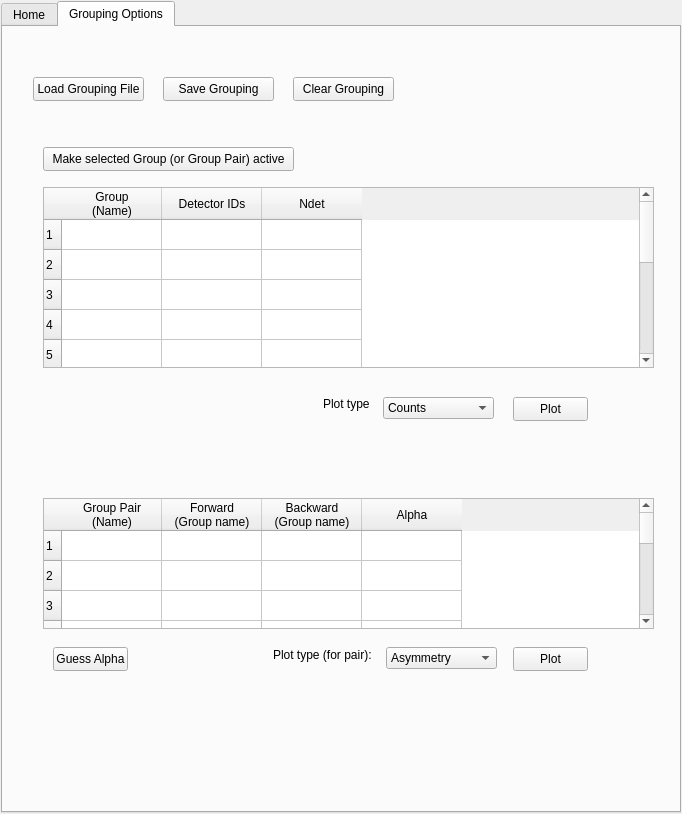
Qt form Code/qtiplot/MantidQt/CustomInterfaces/inc/MuonAnalysis.ui (mantidproject/mantid) before a commit.
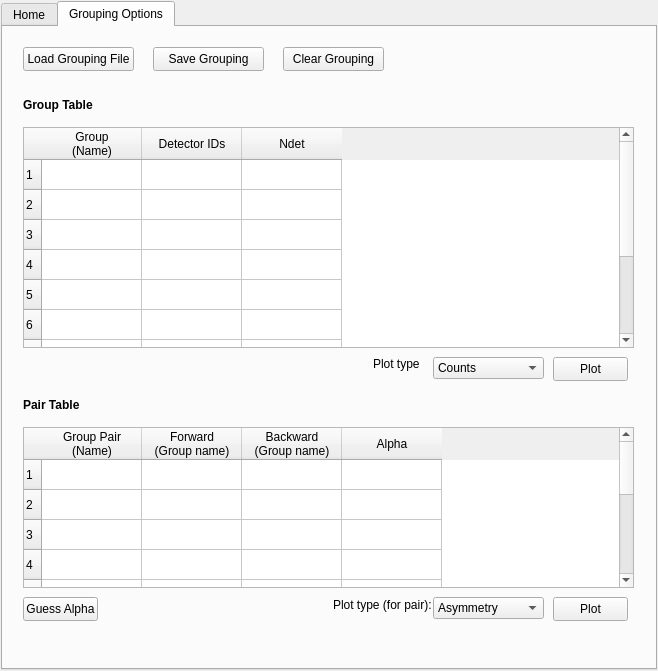
The same form after that commit. The open tabs and pages were chosen to show the change. Custom widgets are drawn as their Qt base class.

```diff
--- a/Code/qtiplot/MantidQt/CustomInterfaces/inc/MuonAnalysis.ui
+++ b/Code/qtiplot/MantidQt/CustomInterfaces/inc/MuonAnalysis.ui
@@ -5,8 +5,8 @@
    <rect>
     <x>0</x>
     <y>0</y>
-    <width>682</width>
-    <height>814</height>
+    <width>658</width>
+    <height>671</height>
    </rect>
   </property>
   <property name="windowTitle" >
@@ -444,8 +444,8 @@
       <widget class="QPushButton" name="loadGroupButton" >
        <property name="geometry" >
         <rect>
-         <x>30</x>
-         <y>50</y>
+         <x>20</x>
+         <y>20</y>
          <width>111</width>
          <height>24</height>
         </rect>
@@ -457,8 +457,8 @@
       <widget class="QPushButton" name="saveGroupButton" >
        <property name="geometry" >
         <rect>
-         <x>160</x>
-         <y>50</y>
+         <x>150</x>
+         <y>20</y>
          <width>111</width>
          <height>24</height>
         </rect>
@@ -470,10 +470,10 @@
       <widget class="QTableWidget" name="pairTable" >
        <property name="geometry" >
         <rect>
-         <x>40</x>
-         <y>471</y>
+         <x>20</x>
+         <y>400</y>
          <width>611</width>
-         <height>131</height>
+         <height>161</height>
         </rect>
        </property>
        <property name="rowCount" >
@@ -513,24 +513,11 @@
         </property>
        </column>
       </widget>
-      <widget class="QPushButton" name="selectGroupButton" >
-       <property name="geometry" >
-        <rect>
-         <x>40</x>
-         <y>120</y>
-         <width>251</width>
-         <height>24</height>
-        </rect>
-       </property>
-       <property name="text" >
-        <string>Make selected Group (or Group Pair) active</string>
-       </property>
-      </widget>
       <widget class="QPushButton" name="clearGroupingButton" >
        <property name="geometry" >
         <rect>
-         <x>290</x>
-         <y>50</y>
+         <x>280</x>
+         <y>20</y>
          <width>101</width>
          <height>24</height>
         </rect>
@@ -542,8 +529,8 @@
       <widget class="QLabel" name="label_5" >
        <property name="geometry" >
         <rect>
-         <x>320</x>
-         <y>370</y>
+         <x>370</x>
+         <y>330</y>
          <width>46</width>
          <height>14</height>
         </rect>
@@ -555,8 +542,8 @@
       <widget class="QLabel" name="label_6" >
        <property name="geometry" >
         <rect>
-         <x>270</x>
-         <y>620</y>
+         <x>330</x>
+         <y>570</y>
          <width>101</width>
          <height>16</height>
         </rect>
@@ -568,8 +555,8 @@
       <widget class="QPushButton" name="groupTablePlotButton" >
        <property name="geometry" >
         <rect>
-         <x>510</x>
-         <y>370</y>
+         <x>550</x>
+         <y>330</y>
          <width>75</width>
          <height>24</height>
         </rect>
@@ -581,8 +568,8 @@
       <widget class="QPushButton" name="pairTablePlotButton" >
        <property name="geometry" >
         <rect>
-         <x>510</x>
-         <y>620</y>
+         <x>550</x>
+         <y>570</y>
          <width>75</width>
          <height>24</height>
         </rect>
@@ -594,8 +581,8 @@
       <widget class="QPushButton" name="pushButton_11" >
        <property name="geometry" >
         <rect>
-         <x>50</x>
-         <y>620</y>
+         <x>20</x>
+         <y>570</y>
          <width>75</width>
          <height>24</height>
         </rect>
@@ -607,8 +594,8 @@
       <widget class="QComboBox" name="groupTablePlotChoice" >
        <property name="geometry" >
         <rect>
-         <x>380</x>
-         <y>370</y>
+         <x>430</x>
+         <y>330</y>
          <width>111</width>
          <height>22</height>
         </rect>
@@ -632,8 +619,8 @@
       <widget class="QComboBox" name="comboBox_4" >
        <property name="geometry" >
         <rect>
-         <x>383</x>
-         <y>620</y>
+         <x>430</x>
+         <y>570</y>
          <width>111</width>
          <height>22</height>
         </rect>
@@ -647,10 +634,10 @@
       <widget class="QTableWidget" name="groupTable" >
        <property name="geometry" >
         <rect>
-         <x>40</x>
-         <y>160</y>
+         <x>20</x>
+         <y>100</y>
          <width>611</width>
-         <height>181</height>
+         <height>221</height>
         </rect>
        </property>
        <property name="rowCount" >
@@ -686,6 +673,44 @@
         </property>
        </column>
       </widget>
+      <widget class="QLabel" name="label_7" >
+       <property name="geometry" >
+        <rect>
+         <x>20</x>
+         <y>70</y>
+         <width>71</width>
+         <height>16</height>
+        </rect>
+       </property>
+       <property name="font" >
+        <font>
+         <weight>75</weight>
+         <bold>true</bold>
+        </font>
+       </property>
+       <property name="text" >
+        <string>Group Table</string>
+       </property>
+      </widget>
+      <widget class="QLabel" name="label_8" >
+       <property name="geometry" >
+        <rect>
+         <x>20</x>
+         <y>370</y>
+         <width>81</width>
+         <height>16</height>
+        </rect>
+       </property>
+       <property name="font" >
+        <font>
+         <weight>75</weight>
+         <bold>true</bold>
+        </font>
+       </property>
+       <property name="text" >
+        <string>Pair Table</string>
+       </property>
+      </widget>
      </widget>
     </widget>
    </item>
```
Left out of the diff: 16 changed lines with no effect on the pictures.
